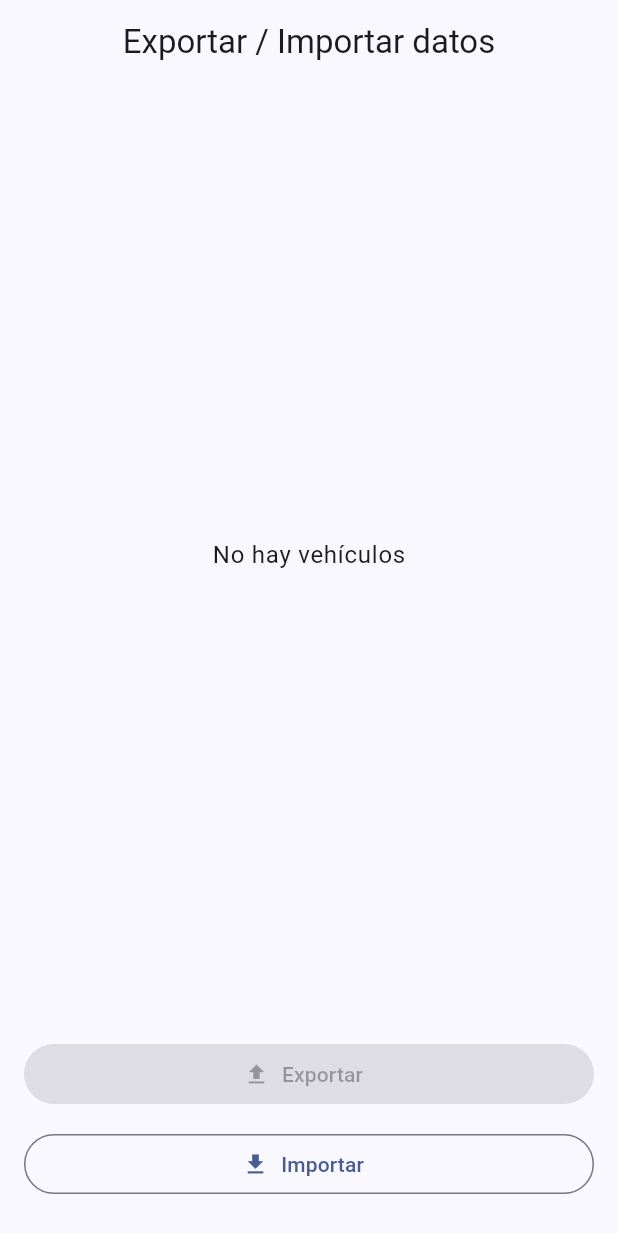
After one commit to abrahdev/karter, a Flutter app: the DataManagerPage screen opened by its route, after a tap on "Importar", on a phone screen of 412 x 824 dp. The commit adds this screen. Shown: the top 1233 px of the screen. Run offline on Flutter 3.47's test engine with Material 3 defaults, Android fonts, the phone set to English and light mode, and no system bars; our stand-ins replace drift, file_picker, flutter_riverpod, go_router, share_plus; accounts and stored records are empty; generated files the repository leaves out were written again.

Commit message:
feat: export/import JSON con selector de vehículos
- ExportService con toJson/fromJson en todas las entidades
- DataManagerPage con checkboxes por vehículo
- share_plus para export, file_picker para import
- Preview y confirmación antes de importar

```diff
--- /dev/null
+++ b/mobile/lib/data/services/export_service.dart
@@ -0,0 +1,126 @@
+import 'dart:convert';
+
+import 'package:mobile/domain/entities/fuel_log.dart';
+import 'package:mobile/domain/entities/maintenance_interval.dart';
+import 'package:mobile/domain/entities/maintenance_log.dart';
+import 'package:mobile/domain/entities/vehicle.dart';
+import 'package:mobile/domain/repositories/fuel_log_repository.dart';
+import 'package:mobile/domain/repositories/maintenance_interval_repository.dart';
+import 'package:mobile/domain/repositories/maintenance_log_repository.dart';
+import 'package:mobile/domain/repositories/vehicle_repository.dart';
+
+class ExportData {
+  final int version;
+  final DateTime exportedAt;
+  final List<Vehicle> vehicles;
+  final List<FuelLog> fuelLogs;
+  final List<MaintenanceLog> maintenanceLogs;
+  final List<MaintenanceInterval> maintenanceIntervals;
+
+  ExportData({
+    required this.version,
+    required this.exportedAt,
+    required this.vehicles,
+    required this.fuelLogs,
+    required this.maintenanceLogs,
+    required this.maintenanceIntervals,
+  });
+
+  Map<String, dynamic> toJson() => {
+        'version': version,
+        'exportedAt': exportedAt.toIso8601String(),
+        'vehicles': vehicles.map((v) => v.toJson()).toList(),
+        'fuelLogs': fuelLogs.map((l) => l.toJson()).toList(),
+        'maintenanceLogs': maintenanceLogs.map((l) => l.toJson()).toList(),
+        'maintenanceIntervals':
+            maintenanceIntervals.map((i) => i.toJson()).toList(),
+      };
+
+  factory ExportData.fromJson(Map<String, dynamic> json) => ExportData(
+        version: json['version'],
+        exportedAt: DateTime.parse(json['exportedAt']),
+        vehicles: (json['vehicles'] as List)
+            .map((v) => Vehicle.fromJson(v))
+            .toList(),
+        fuelLogs: (json['fuelLogs'] as List)
+            .map((l) => FuelLog.fromJson(l))
+            .toList(),
+        maintenanceLogs: (json['maintenanceLogs'] as List)
+            .map((l) => MaintenanceLog.fromJson(l))
+            .toList(),
+        maintenanceIntervals: (json['maintenanceIntervals'] as List)
+            .map((i) => MaintenanceInterval.fromJson(i))
+            .toList(),
+      );
+}
+
+class ExportService {
+  final VehicleRepository _vehicleRepo;
+  final FuelLogRepository _fuelLogRepo;
+  final MaintenanceLogRepository _maintenanceLogRepo;
+  final MaintenanceIntervalRepository _intervalRepo;
+
+  ExportService(
+    this._vehicleRepo,
+    this._fuelLogRepo,
+    this._maintenanceLogRepo,
+    this._intervalRepo,
+  );
+
+  Future<String> exportVehicles(Set<String> vehicleIds) async {
+    final allVehicles = await _vehicleRepo.getVehicles();
+    final selected = allVehicles.where((v) => vehicleIds.contains(v.id)).toList();
+
+    final fuelLogs = <FuelLog>[];
+    final maintenanceLogs = <MaintenanceLog>[];
+    final intervals = <MaintenanceInterval>[];
+
+    for (final v in selected) {
+      fuelLogs.addAll(await _fuelLogRepo.getByVehicle(v.id));
+      maintenanceLogs.addAll(await _maintenanceLogRepo.getByVehicle(v.id));
+      intervals.addAll(await _intervalRepo.getByVehicle(v.id));
+    }
+
+    final data = ExportData(
+      version: 1,
+      exportedAt: DateTime.now(),
+      vehicles: selected,
+      fuelLogs: fuelLogs,
+      maintenanceLogs: maintenanceLogs,
+      maintenanceIntervals: intervals,
+    );
+
+    return const JsonEncoder.withIndent('  ').convert(data.toJson());
+  }
+
+  Future<void> importJson(String json) async {
+    final map = jsonDecode(json) as Map<String, dynamic>;
+    final data = ExportData.fromJson(map);
+
+    for (final vehicle in data.vehicles) {
+      await _vehicleRepo.save(vehicle);
+    }
+
+    for (final log in data.fuelLogs) {
+      await _fuelLogRepo.save(log);
+    }
+
+    for (final log in data.maintenanceLogs) {
+      await _maintenanceLogRepo.save(log);
+    }
+
+    for (final interval in data.maintenanceIntervals) {
+      await _intervalRepo.save(interval);
+    }
+  }
+
+  static ExportData? preview(String json) {
+    try {
+      final map = jsonDecode(json) as Map<String, dynamic>;
+      if (map['version'] != 1) return null;
+      return ExportData.fromJson(map);
+    } catch (_) {
+      return null;
+    }
+  }
+}
--- a/mobile/lib/domain/entities/fuel_log.dart
+++ b/mobile/lib/domain/entities/fuel_log.dart
@@ -1,7 +1,7 @@
+import '../enums/distance_unit.dart';
+import '../enums/volume_unit.dart';
 import '../value_objects/odometer.dart';
 import '../value_objects/volume.dart';
-import '../enums/distance_unit.dart';
-import '../enums/volume_unit.dart';
 
 class FuelLog {
   final String id;
@@ -26,7 +26,6 @@ class FuelLog {
   });
 
   double get calculatedConsumption {
-    // Consumption is calculated as (volume / distance) * 100 to get liters per 100km
     if (odometerAtFueling.distance == 0) return 0;
     final distanceInKm = odometerAtFueling.unit == DistanceUnit.kilometers
         ? odometerAtFueling.distance
@@ -38,4 +37,34 @@ class FuelLog {
 
     return (volumeInLiters / distanceInKm) * 100;
   }
+
+  Map<String, dynamic> toJson() => {
+        'id': id,
+        'vehicleId': vehicleId,
+        'date': date.toIso8601String(),
+        'isSynced': isSynced,
+        'fueledVolumeAmount': fueledVolume.amount,
+        'fueledVolumeUnit': fueledVolume.unit.name,
+        'odometerAtFuelingDistance': odometerAtFueling.distance,
+        'odometerAtFuelingUnit': odometerAtFueling.unit.name,
+        'pricePerUnit': pricePerUnit,
+        'isFullTank': isFullTank,
+      };
+
+  factory FuelLog.fromJson(Map<String, dynamic> json) => FuelLog(
+        id: json['id'],
+        vehicleId: json['vehicleId'],
+        date: DateTime.parse(json['date']),
+        isSynced: json['isSynced'],
+        fueledVolume: Volume(
+          (json['fueledVolumeAmount'] as num).toDouble(),
+          VolumeUnit.values.byName(json['fueledVolumeUnit']),
+        ),
+        odometerAtFueling: Odometer(
+          (json['odometerAtFuelingDistance'] as num).toDouble(),
+          DistanceUnit.values.byName(json['odometerAtFuelingUnit']),
+        ),
+        pricePerUnit: (json['pricePerUnit'] as num?)?.toDouble(),
+        isFullTank: json['isFullTank'] ?? false,
+      );
 }
--- a/mobile/lib/domain/entities/maintenance_interval.dart
+++ b/mobile/lib/domain/entities/maintenance_interval.dart
@@ -48,4 +48,33 @@ class MaintenanceInterval {
       isCustom: isCustom ?? this.isCustom,
     );
   }
+
+  Map<String, dynamic> toJson() => {
+        'id': id,
+        'vehicleId': vehicleId,
+        'label': label,
+        'kmInterval': kmInterval,
+        'monthsInterval': monthsInterval,
+        'description': description,
+        'lastResetKm': lastResetKm,
+        'lastResetDate': lastResetDate?.toIso8601String(),
+        'isEnabled': isEnabled,
+        'isCustom': isCustom,
+      };
+
+  factory MaintenanceInterval.fromJson(Map<String, dynamic> json) =>
+      MaintenanceInterval(
+        id: json['id'],
+        vehicleId: json['vehicleId'],
+        label: json['label'],
+        kmInterval: json['kmInterval'],
+        monthsInterval: json['monthsInterval'],
+        description: json['description'],
+        lastResetKm: (json['lastResetKm'] as num?)?.toDouble() ?? 0,
+        lastResetDate: json['lastResetDate'] != null
+            ? DateTime.parse(json['lastResetDate'])
+            : null,
+        isEnabled: json['isEnabled'] ?? true,
+        isCustom: json['isCustom'] ?? false,
+      );
 }
--- a/mobile/lib/domain/entities/maintenance_log.dart
+++ b/mobile/lib/domain/entities/maintenance_log.dart
@@ -19,4 +19,23 @@ class MaintenanceLog {
     this.odometerAtService = 0,
     this.replacedParts = const [],
   });
+
+  Map<String, dynamic> toJson() => {
+        'id': id,
+        'vehicleId': vehicleId,
+        'date': date.toIso8601String(),
+        'description': description,
+        'odometerAtService': odometerAtService,
+        'isSynced': isSynced,
+      };
+
+  factory MaintenanceLog.fromJson(Map<String, dynamic> json) =>
+      MaintenanceLog(
+        id: json['id'],
+        vehicleId: json['vehicleId'],
+        date: DateTime.parse(json['date']),
+        description: json['description'],
+        odometerAtService: (json['odometerAtService'] as num?)?.toDouble() ?? 0,
+        isSynced: json['isSynced'],
+      );
 }
--- a/mobile/lib/main.dart
+++ b/mobile/lib/main.dart
@@ -3,6 +3,7 @@ import 'package:flutter_riverpod/flutter_riverpod.dart';
 import 'package:go_router/go_router.dart';
 import 'package:mobile/core/theme/app_theme.dart';
 import 'package:mobile/presentation/pages/dashboard_page.dart';
+import 'package:mobile/presentation/pages/data_manager_page.dart';
 import 'package:mobile/presentation/pages/fuel_log_form_page.dart';
 import 'package:mobile/presentation/pages/fuel_log_list_page.dart';
 import 'package:mobile/presentation/pages/home_page.dart';
@@ -107,6 +108,10 @@ final _router = GoRouter(
         ),
       ],
     ),
+    GoRoute(
+      path: '/data',
+      builder: (_, __) => const DataManagerPage(),
+    ),
   ],
 );
 
--- /dev/null
+++ b/mobile/lib/presentation/pages/data_manager_page.dart
@@ -0,0 +1,222 @@
+import 'dart:io';
+
+import 'package:file_picker/file_picker.dart';
+import 'package:flutter/material.dart';
+import 'package:flutter_riverpod/flutter_riverpod.dart';
+import 'package:mobile/data/services/export_service.dart';
+import 'package:mobile/presentation/providers/vehicle_providers.dart';
+import 'package:path_provider/path_provider.dart';
+import 'package:share_plus/share_plus.dart';
+
+class DataManagerPage extends ConsumerStatefulWidget {
+  const DataManagerPage({super.key});
+
+  @override
+  ConsumerState<DataManagerPage> createState() => _DataManagerPageState();
+}
+
+class _DataManagerPageState extends ConsumerState<DataManagerPage> {
+  final Set<String> _selectedIds = {};
+  bool _isExporting = false;
+  bool _isImporting = false;
+
+  @override
+  Widget build(BuildContext context) {
+    final theme = Theme.of(context);
+    final vehiclesAsync = ref.watch(vehicleListProvider);
+
+    return Scaffold(
+      appBar: AppBar(title: const Text('Exportar / Importar datos')),
+      body: vehiclesAsync.when(
+        data: (vehicles) => Column(
+          children: [
+            Expanded(
+              child: vehicles.isEmpty
+                  ? Center(
+                      child: Text('No hay vehículos',
+                          style: theme.textTheme.bodyLarge),
+                    )
+                  : ListView.builder(
+                      itemCount: vehicles.length,
+                      itemBuilder: (_, i) {
+                        final v = vehicles[i];
+                        return CheckboxListTile(
+                          title: Text(v.displayName),
+                          subtitle: Text('${v.brand} ${v.model} ${v.year}'),
+                          value: _selectedIds.contains(v.id),
+                          onChanged: (checked) {
+                            setState(() {
+                              if (checked == true) {
+                                _selectedIds.add(v.id);
+                              } else {
+                                _selectedIds.remove(v.id);
+                              }
+                            });
+                          },
+                        );
+                      },
+                    ),
+            ),
+            if (vehicles.isNotEmpty)
+              CheckboxListTile(
+                title: const Text('Seleccionar todos'),
+                value: _selectedIds.length == vehicles.length,
+                onChanged: (checked) {
+                  setState(() {
+                    if (checked == true) {
+                      _selectedIds.addAll(vehicles.map((v) => v.id));
+                    } else {
+                      _selectedIds.clear();
+                    }
+                  });
+                },
+              ),
+            Padding(
+              padding: const EdgeInsets.fromLTRB(16, 8, 16, 24),
+              child: Column(
+                children: [
+                  SizedBox(
+                    width: double.infinity,
+                    child: FilledButton.icon(
+                      onPressed: _selectedIds.isEmpty || _isExporting
+                          ? null
+                          : _export,
+                      icon: _isExporting
+                          ? const SizedBox(
+                              width: 18,
+                              height: 18,
+                              child:
+                                  CircularProgressIndicator(strokeWidth: 2),
+                            )
+                          : const Icon(Icons.upload),
+                      label: Text(
+                          _isExporting ? 'Exportando...' : 'Exportar'),
+                    ),
+                  ),
+                  const SizedBox(height: 12),
+                  SizedBox(
+                    width: double.infinity,
+                    child: OutlinedButton.icon(
+                      onPressed: _isImporting ? null : _import,
+                      icon: _isImporting
+                          ? const SizedBox(
+                              width: 18,
+                              height: 18,
+                              child:
+                                  CircularProgressIndicator(strokeWidth: 2),
+                            )
+                          : const Icon(Icons.download),
+                      label: Text(
+                          _isImporting ? 'Importando...' : 'Importar'),
+                    ),
+                  ),
+                ],
+              ),
+            ),
+          ],
+        ),
+        loading: () => const Center(child: CircularProgressIndicator()),
+        error: (e, _) => Center(child: Text('Error: $e')),
+      ),
+    );
+  }
+
+  Future<void> _export() async {
+    setState(() => _isExporting = true);
+    try {
+      final service = ref.read(exportServiceProvider);
+      final json = await service.exportVehicles(_selectedIds);
+
+      final dir = await getTemporaryDirectory();
+      final file = File(
+          '${dir.path}/karter-export-${DateTime.now().millisecondsSinceEpoch}.json');
+      await file.writeAsString(json);
+
+      await Share.shareXFiles(
+        [XFile(file.path)],
+        text: 'Exportación Karter - ${_selectedIds.length} vehículo(s)',
+      );
+    } catch (e) {
+      if (mounted) {
+        ScaffoldMessenger.of(context).showSnackBar(
+          SnackBar(content: Text('Error al exportar: $e')),
+        );
+      }
+    } finally {
+      if (mounted) setState(() => _isExporting = false);
+    }
+  }
+
+  Future<void> _import() async {
+    final result = await FilePicker.platform.pickFiles(
+      type: FileType.custom,
+      allowedExtensions: ['json'],
+    );
+
+    if (result == null || result.files.single.path == null) return;
+
+    final file = File(result.files.single.path!);
+    final json = await file.readAsString();
+
+    final preview = ExportService.preview(json);
+    if (preview == null) {
+      if (mounted) {
+        ScaffoldMessenger.of(context).showSnackBar(
+          const SnackBar(content: Text('Archivo JSON inválido')),
+        );
+      }
+      return;
+    }
+
+    if (!mounted) return;
+    final confirmed = await showDialog<bool>(
+      context: context,
+      builder: (ctx) => AlertDialog(
+        title: const Text('Importar datos'),
+        content: Text(
+          'Se encontraron:\n'
+          '• ${preview.vehicles.length} vehículo(s)\n'
+          '• ${preview.fuelLogs.length} registro(s) de combustible\n'
+          '• ${preview.maintenanceLogs.length} servicio(s)\n'
+          '• ${preview.maintenanceIntervals.length} intervalo(s)\n\n'
+          '¿Importar? Los datos existentes con el mismo ID serán '
+          'sobrescritos.',
+        ),
+        actions: [
+          TextButton(
+            onPressed: () => Navigator.pop(ctx, false),
+            child: const Text('Cancelar'),
+          ),
+          FilledButton(
+            onPressed: () => Navigator.pop(ctx, true),
+            child: const Text('Importar'),
+          ),
+        ],
+      ),
+    );
+
+    if (confirmed != true) return;
+
+    setState(() => _isImporting = true);
+    try {
+      final service = ref.read(exportServiceProvider);
+      await service.importJson(json);
+
+      ref.invalidate(vehicleListProvider);
+
+      if (mounted) {
+        ScaffoldMessenger.of(context).showSnackBar(
+          const SnackBar(content: Text('Datos importados correctamente')),
+        );
+      }
+    } catch (e) {
+      if (mounted) {
+        ScaffoldMessenger.of(context).showSnackBar(
+          SnackBar(content: Text('Error al importar: $e')),
+        );
+      }
+    } finally {
+      if (mounted) setState(() => _isImporting = false);
+    }
+  }
+}
--- a/mobile/pubspec.yaml
+++ b/mobile/pubspec.yaml
@@ -40,6 +40,8 @@ dependencies:
   uuid: ^4.5.1
   intl: ^0.20.2
   url_launcher: ^6.3.1
+  share_plus: ^10.1.4
+  file_picker: ^8.1.7
 
 dev_dependencies:
   flutter_test:
```
Also changed, not shown: mobile/lib/domain/entities/vehicle.dart (+34 -1 lines), mobile/lib/presentation/pages/more_page.dart (+9 -0 lines), mobile/lib/presentation/providers/vehicle_providers.dart (+10 -0 lines), mobile/pubspec.lock.
